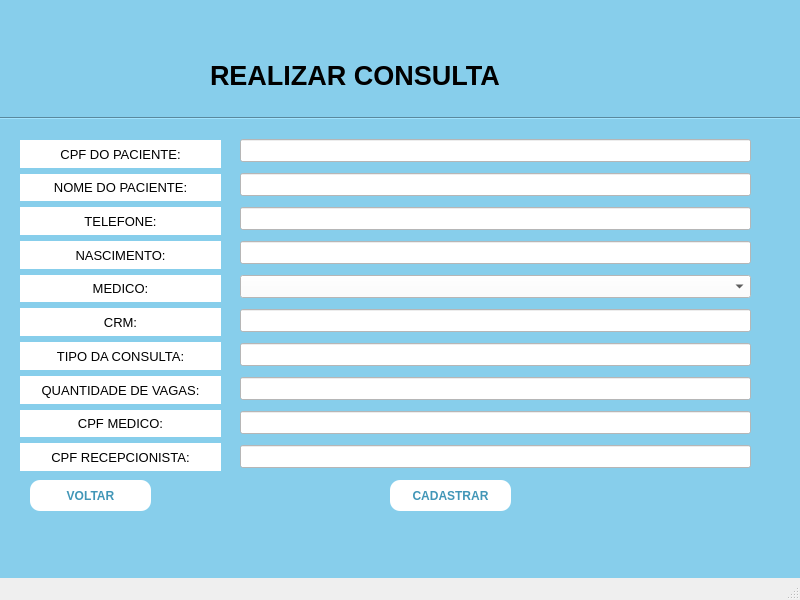
Old version of the form conexao_BD/interface/telas/realizar_consulta_novo.ui in the repository duardo10/sistema-clinica.
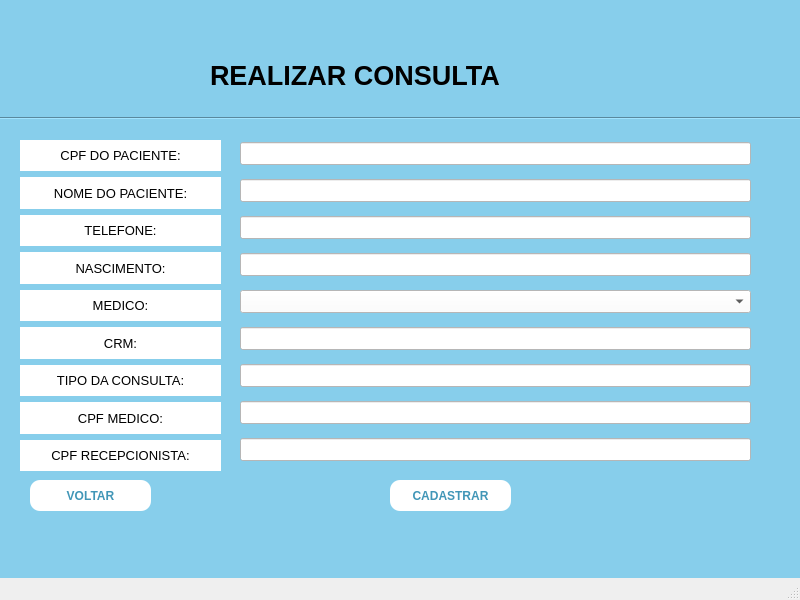
New version of the form.

```diff
--- a/conexao_BD/interface/telas/realizar_consulta_novo.ui
+++ b/conexao_BD/interface/telas/realizar_consulta_novo.ui
@@ -235,19 +235,6 @@
        </property>
       </widget>
      </item>
-     <item>
-      <widget class="QLabel" name="label_9">
-       <property name="styleSheet">
-        <string notr="true">background-color: white;</string>
-       </property>
-       <property name="text">
-        <string>QUANTIDADE DE VAGAS:</string>
-       </property>
-       <property name="alignment">
-        <set>Qt::AlignCenter</set>
-       </property>
-      </widget>
-     </item>
      <item>
       <widget class="QLabel" name="label_10">
        <property name="styleSheet">
@@ -335,13 +322,6 @@
        </property>
       </widget>
      </item>
-     <item>
-      <widget class="QLineEdit" name="lineEdit_8">
-       <property name="styleSheet">
-        <string notr="true">background-color: white;</string>
-       </property>
-      </widget>
-     </item>
      <item>
       <widget class="QLineEdit" name="lineEdit_9">
        <property name="styleSheet">
```
